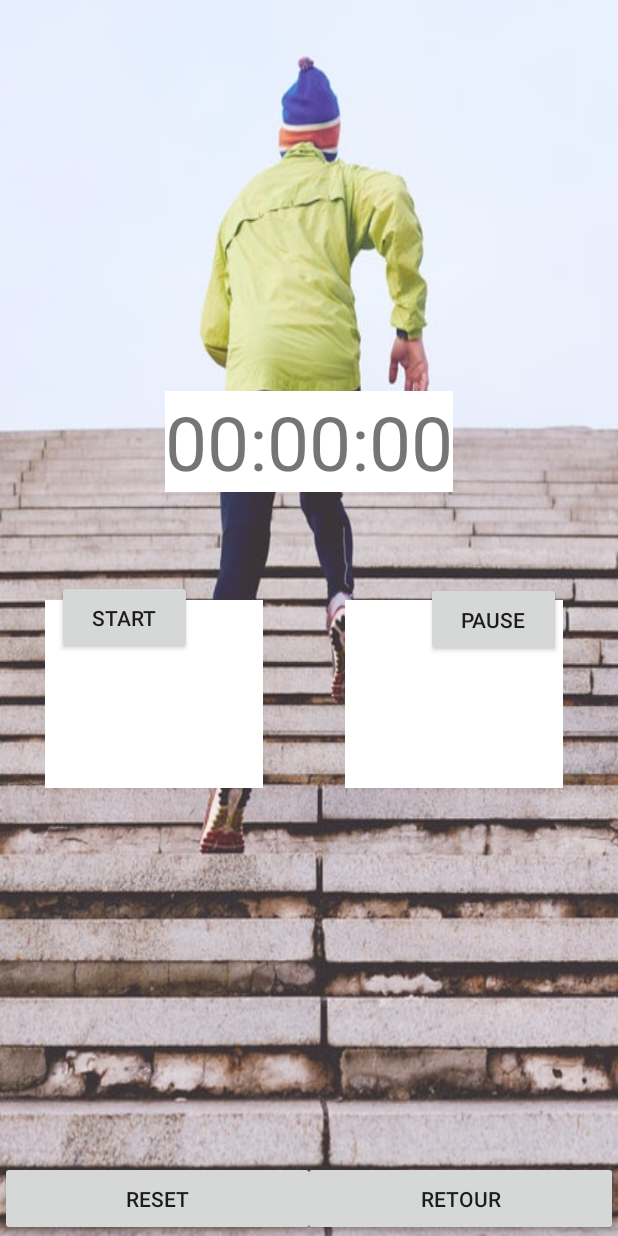
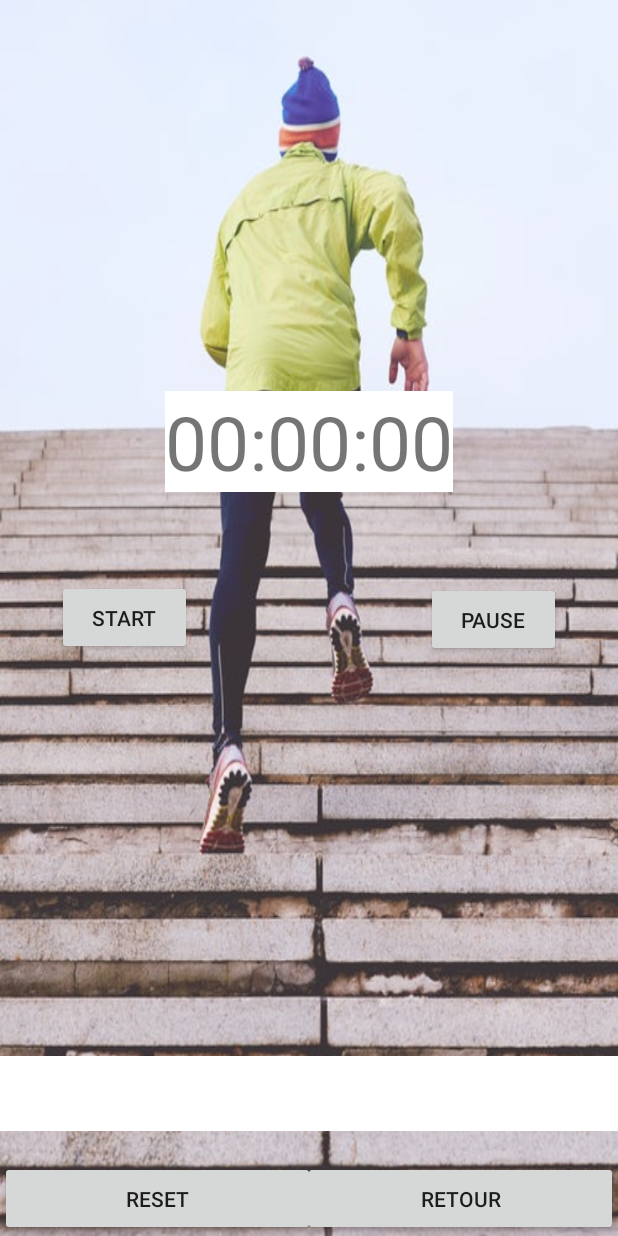
Before and after one commit to ABossy/tabatatimer, an Android app: the layout activity_seance.xml on its own in the app's theme, with its tools: preview values and no code run, on a phone screen of 412 x 824 dp. Run offline under Robolectric (Android 15) with nearby library versions, the light colour scheme and no system bars.

Commit message:
decrementation du cycle + tabata pendant la seance et suppression d'une seance dans la liste

```diff
--- a/app/src/main/java/com/example/grafatabata/db/Tabata.java
+++ b/app/src/main/java/com/example/grafatabata/db/Tabata.java
@@ -2,6 +2,7 @@ package com.example.grafatabata.db;
 
 import android.os.Parcel;
 import android.os.Parcelable;
+import android.util.Log;
 
 import androidx.room.Entity;
 import androidx.room.PrimaryKey;
@@ -25,6 +26,8 @@ public class Tabata implements Parcelable {
     }
 
     protected Tabata(Parcel in) {
+
+
         indexEtape = in.readInt();
         name = in.readString();
         workTime = in.readInt();
@@ -33,6 +36,7 @@ public class Tabata implements Parcelable {
         prepareTime = in.readInt();
         restTime = in.readInt();
         longRestTime = in.readInt();
+
     }
 
     public static final Creator<Tabata> CREATOR = new Creator<Tabata>() {
@@ -127,6 +131,7 @@ public class Tabata implements Parcelable {
     @Override
     public void writeToParcel(Parcel dest, int flags) {
         dest.writeInt(indexEtape);
+        dest.writeString(name);
         dest.writeInt(workTime);
         dest.writeInt(cycleNb);
         dest.writeInt(tabataNb);
--- a/app/src/main/res/layout/activity_create.xml
+++ b/app/src/main/res/layout/activity_create.xml
@@ -22,9 +22,11 @@
         android:id="@+id/nom"
         android:layout_height="wrap_content"
         android:layout_width="match_parent"
+        android:textColor="#FCFCFC"
         >
 
     </EditText>
+
 
     <LinearLayout
         android:id="@+id/linearButton"
--- a/app/src/main/res/layout/activity_seance.xml
+++ b/app/src/main/res/layout/activity_seance.xml
@@ -53,22 +53,24 @@
 
     <TextView
         android:id="@+id/cycleValue"
-        android:layout_width="145dp"
-        android:layout_height="125dp"
-        android:layout_marginTop="400dp"
-        android:layout_marginLeft="30dp"
-        android:textSize="40sp"
+        android:layout_width="210dp"
+        android:layout_height="50dp"
+        android:layout_alignParentRight="true"
+        android:layout_alignParentBottom="true"
+        android:layout_marginBottom="70dp"
+        android:textSize="25sp"
         android:textAlignment="center"
         android:background="@android:color/white"
         android:text="" />
 
     <TextView
         android:id="@+id/tabataValue"
-        android:layout_width="145dp"
-        android:layout_height="125dp"
-        android:layout_marginTop="400dp"
-        android:layout_marginLeft="230dp"
-        android:textSize="40sp"
+        android:layout_width="210dp"
+        android:layout_height="50dp"
+        android:layout_alignParentLeft="true"
+        android:layout_alignParentBottom="true"
+        android:layout_marginBottom="70dp"
+        android:textSize="25sp"
         android:textAlignment="center"
         android:background="@android:color/white"
         android:text="" />
```
Also changed, not shown: app/src/main/java/com/example/grafatabata/CreateActivity.java (+4 -4 lines), app/src/main/java/com/example/grafatabata/SeanceActivity.java (+44 -25 lines), app/src/main/java/com/example/grafatabata/TabataActivity.java (+96 -33 lines), app/src/main/java/com/example/grafatabata/db/TabataDao.java (+6 -3 lines), app/src/main/res/layout/activity_listseance.xml (+32 -2 lines), app/src/main/res/drawable/icon_editer.png (added), app/src/main/res/drawable/icon_poubelle.png (added), app/src/main/res/drawable/longrest.jpeg (added), app/src/main/res/drawable/rest.jpeg (added).
